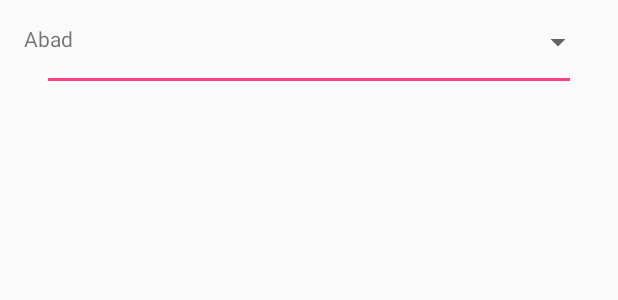
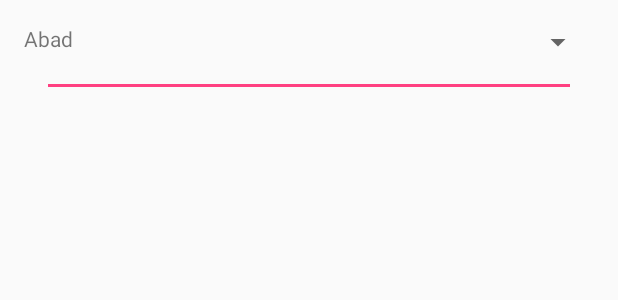
Before and after one commit to Syafiqq/android.freelancer.fajar.io, an Android app: the layout content_dashboard.xml on its own in the app's theme, with its tools: preview values and no code run, on a phone screen of 412 x 824 dp. Shown: the top 300 px of the screen. Run offline under Robolectric (Android 15) with nearby library versions, the phone set to English and light mode, and no system bars; plain views replace MaterialSpinner.

Commit message:
Completing dashboard

```diff
--- a/app/src/main/res/layout/content_dashboard.xml
+++ b/app/src/main/res/layout/content_dashboard.xml
@@ -37,14 +37,19 @@
     <LinearLayout
         android:layout_width="match_parent"
         android:layout_height="2dp"
-        android:layout_marginBottom="12dp"
+        android:layout_marginBottom="16dp"
         android:layout_marginEnd="16dp"
         android:layout_marginLeft="16dp"
         android:layout_marginRight="16dp"
         android:layout_marginStart="16dp"
-        android:layout_marginTop="12dp"
+        android:layout_marginTop="16dp"
         android:background="@color/colorAccent"
         android:orientation="horizontal">
     </LinearLayout>
 
+    <android.support.v7.widget.RecyclerView
+        android:id="@+id/content_dashboard_recycle_view_container"
+        android:layout_width="match_parent"
+        android:layout_height="match_parent"
+        android:scrollbars="vertical"/>
 </LinearLayout>
```
